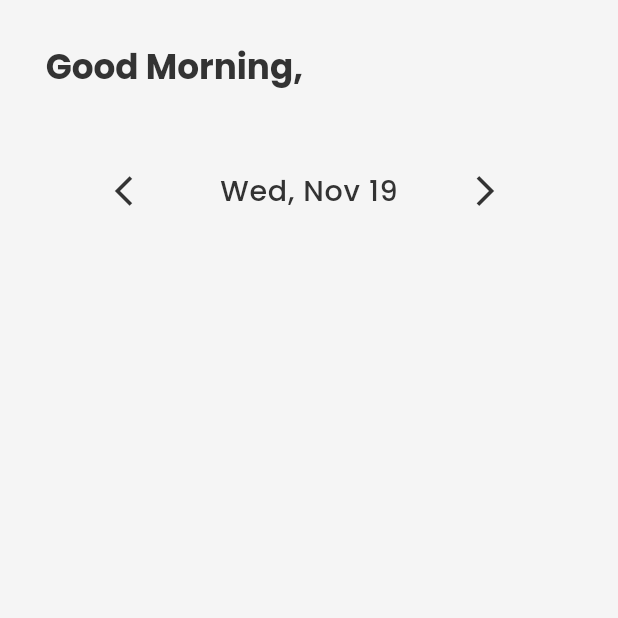
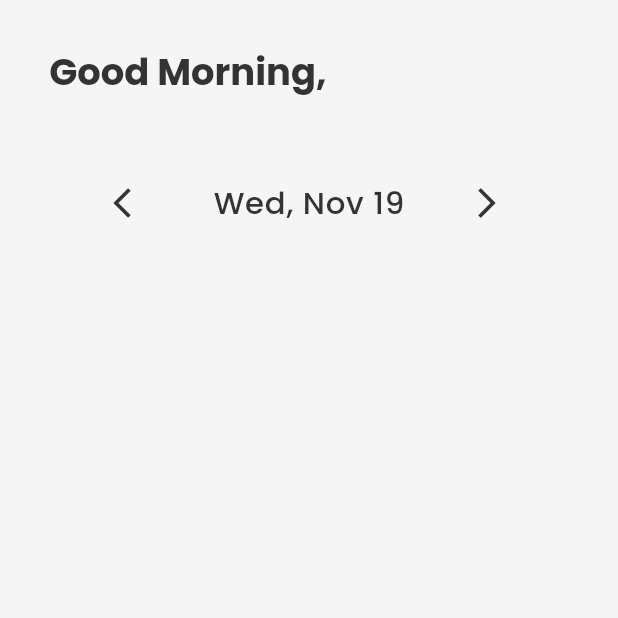
Before and after one commit to AhmedSherif15794/todays_tasks, a Flutter app: the HomeView screen opened by its route, on a phone screen of 412 x 824 dp, the top half of it. Run offline on Flutter 3.47's test engine with Material 3 defaults, Android fonts, the phone set to English and light mode, and no system bars; our stand-ins replace flutter_bloc, flutter_screenutil, flutter_svg, google_fonts, shared_preferences; accounts and stored records are empty; generated files the repository leaves out were written again; statements that could not run were skipped.

Commit message:
feat: enhance UI responsiveness and logging for home view

```diff
--- a/lib/UI/home/home_view.dart
+++ b/lib/UI/home/home_view.dart
@@ -1,3 +1,5 @@
+import 'dart:developer';
+
 import 'package:flutter/material.dart';
 import 'package:flutter_bloc/flutter_bloc.dart';
 import 'package:flutter_screenutil/flutter_screenutil.dart';
@@ -20,6 +22,7 @@ class _HomeViewState extends State<HomeView> {
   Widget build(BuildContext context) {
     // var themeProvider = Provider.of<AppThemeProvider>(context);
     // var languageProvider = Provider.of<AppLanguageProvider>(context);
+    log("orientation = ${MediaQuery.of(context).orientation}");
     return Scaffold(
       // appBar: AppBar(
       //   title: Text(AppLocalizations.of(context)!.todays_tasks),
@@ -60,7 +63,7 @@ class _HomeViewState extends State<HomeView> {
             padding: EdgeInsets.all(32.r),
             child: Column(
               spacing: 16.h,
-              crossAxisAlignment: CrossAxisAlignment.stretch,
+              crossAxisAlignment: CrossAxisAlignment.start,
               children: [
                 // welcome text
                 BlocSelector<HomeViewModel, HomeStates, HomeInitialState>(
--- a/lib/main.dart
+++ b/lib/main.dart
@@ -36,12 +36,17 @@ class MyApp extends StatelessWidget {
   Widget build(BuildContext context) {
     var themeProvider = Provider.of<AppThemeProvider>(context);
     var languageProvider = Provider.of<AppLanguageProvider>(context);
+
     return ScreenUtilInit(
-      designSize: Size(411.4, 866.3),
+      designSize: Size(392.7, 803.6),
       minTextAdapt: true,
       splitScreenMode: true,
+      useInheritedMediaQuery: true,
+
       builder:
-          (context, child) => MaterialApp(
+          (context, child) => OrientationBuilder(
+            builder:
+                (context, orientation) => MaterialApp(
                   title: "Todays Tasks",
                   // routes
                   routes: {
@@ -49,17 +54,21 @@ class MyApp extends StatelessWidget {
                     AppRoutes.onboarding: (context) => OnboardingView(),
                   },
                   initialRoute:
-                isOnboardingOpened ? AppRoutes.homeView : AppRoutes.onboarding,
+                      isOnboardingOpened
+                          ? AppRoutes.homeView
+                          : AppRoutes.onboarding,
 
                   // Theme
                   themeMode: themeProvider.themeMode,
-            theme: AppTheme.lightTheme,
-            darkTheme: AppTheme.darkTheme,
+                  theme: AppTheme.lightTheme(),
+                  darkTheme: AppTheme.darkTheme(),
 
                   // localization
                   locale: languageProvider.appLocale,
-            localizationsDelegates: AppLocalizations.localizationsDelegates,
+                  localizationsDelegates:
+                      AppLocalizations.localizationsDelegates,
                   supportedLocales: AppLocalizations.supportedLocales,
+                ),
           ),
     );
   }
--- a/lib/utils/app_styles.dart
+++ b/lib/utils/app_styles.dart
@@ -7,108 +7,108 @@ class AppStyles {
   // bold
 
   // bold 24
-  static TextStyle bold24Black = GoogleFonts.poppins(
+  static TextStyle bold24Black() => GoogleFonts.poppins(
     fontSize: 24.sp,
     fontWeight: FontWeight.bold,
     color: AppColors.lightTextPrimaryColor,
   );
-  static TextStyle bold24White = GoogleFonts.poppins(
+  static TextStyle bold24White() => GoogleFonts.poppins(
     fontSize: 24.sp,
     fontWeight: FontWeight.bold,
     color: AppColors.darkTextPrimaryColor,
   );
-  static TextStyle bold24LightGrey = GoogleFonts.poppins(
+  static TextStyle bold24LightGrey() => GoogleFonts.poppins(
     fontSize: 24.sp,
     fontWeight: FontWeight.bold,
     color: AppColors.lightTextSecondaryColor,
   );
-  static TextStyle bold24darkGrey = GoogleFonts.poppins(
+  static TextStyle bold24darkGrey() => GoogleFonts.poppins(
     fontSize: 24.sp,
     fontWeight: FontWeight.bold,
     color: AppColors.darkTextSecondaryColor,
   );
 
   // bold 22
-  static TextStyle bold22Black = GoogleFonts.poppins(
+  static TextStyle bold22Black() => GoogleFonts.poppins(
     fontSize: 22.sp,
     fontWeight: FontWeight.bold,
     color: AppColors.lightTextPrimaryColor,
   );
-  static TextStyle bold22White = GoogleFonts.poppins(
+  static TextStyle bold22White() => GoogleFonts.poppins(
     fontSize: 22.sp,
     fontWeight: FontWeight.bold,
     color: AppColors.darkTextPrimaryColor,
   );
-  static TextStyle bold22LightGrey = GoogleFonts.poppins(
+  static TextStyle bold22LightGrey() => GoogleFonts.poppins(
     fontSize: 22.sp,
     fontWeight: FontWeight.bold,
     color: AppColors.lightTextSecondaryColor,
   );
-  static TextStyle bold22darkGrey = GoogleFonts.poppins(
+  static TextStyle bold22darkGrey() => GoogleFonts.poppins(
     fontSize: 22.sp,
     fontWeight: FontWeight.bold,
     color: AppColors.darkTextSecondaryColor,
   );
 
   // bold 20
-  static TextStyle bold20Black = GoogleFonts.poppins(
+  static TextStyle bold20Black() => GoogleFonts.poppins(
     fontSize: 20.sp,
     fontWeight: FontWeight.bold,
     color: AppColors.lightTextPrimaryColor,
   );
-  static TextStyle bold20White = GoogleFonts.poppins(
+  static TextStyle bold20White() => GoogleFonts.poppins(
     fontSize: 20.sp,
     fontWeight: FontWeight.bold,
     color: AppColors.darkTextPrimaryColor,
   );
-  static TextStyle bold20LightGrey = GoogleFonts.poppins(
+  static TextStyle bold20LightGrey() => GoogleFonts.poppins(
     fontSize: 20.sp,
     fontWeight: FontWeight.bold,
     color: AppColors.lightTextSecondaryColor,
   );
-  static TextStyle bold20darkGrey = GoogleFonts.poppins(
+  static TextStyle bold20darkGrey() => GoogleFonts.poppins(
     fontSize: 20.sp,
     fontWeight: FontWeight.bold,
     color: AppColors.darkTextSecondaryColor,
   );
   // bold 18
-  static TextStyle bold18Black = GoogleFonts.poppins(
+  static TextStyle bold18Black() => GoogleFonts.poppins(
     fontSize: 18.sp,
     fontWeight: FontWeight.bold,
     color: AppColors.lightTextPrimaryColor,
   );
-  static TextStyle bold18White = GoogleFonts.poppins(
+  static TextStyle bold18White() => GoogleFonts.poppins(
     fontSize: 18.sp,
     fontWeight: FontWeight.bold,
     color: AppColors.darkTextPrimaryColor,
   );
-  static TextStyle bold18LightGrey = GoogleFonts.poppins(
+  static TextStyle bold18LightGrey() => GoogleFonts.poppins(
     fontSize: 18.sp,
     fontWeight: FontWeight.bold,
     color: AppColors.lightTextSecondaryColor,
   );
-  static TextStyle bold18darkGrey = GoogleFonts.poppins(
+  static TextStyle bold18darkGrey() => GoogleFonts.poppins(
     fontSize: 18.sp,
     fontWeight: FontWeight.bold,
     color: AppColors.darkTextSecondaryColor,
   );
   // bold 16
-  static TextStyle bold16Black = GoogleFonts.poppins(
+  static TextStyle bold16Black() => GoogleFonts.poppins(
     fontSize: 16.sp,
     fontWeight: FontWeight.bold,
     color: AppColors.lightTextPrimaryColor,
   );
-  static TextStyle bold16White = GoogleFonts.poppins(
+  static TextStyle bold16White() => GoogleFonts.poppins(
     fontSize: 16.sp,
     fontWeight: FontWeight.bold,
     color: AppColors.darkTextPrimaryColor,
   );
-  static TextStyle bold16LightGrey = GoogleFonts.poppins(
+  static TextStyle bold16LightGrey() => GoogleFonts.poppins(
     fontSize: 16.sp,
     fontWeight: FontWeight.bold,
     color: AppColors.lightTextSecondaryColor,
   );
-  static TextStyle bold16darkGrey = GoogleFonts.poppins(
+  static TextStyle bold16darkGrey() => GoogleFonts.poppins(
     fontSize: 16.sp,
     fontWeight: FontWeight.bold,
     color: AppColors.darkTextSecondaryColor,
@@ -117,86 +117,86 @@ class AppStyles {
   // medium
 
   // medium 22
-  static TextStyle medium22Black = GoogleFonts.poppins(
+  static TextStyle medium22Black() => GoogleFonts.poppins(
     fontSize: 22.sp,
     fontWeight: FontWeight.w500,
     color: AppColors.lightTextPrimaryColor,
   );
-  static TextStyle medium22White = GoogleFonts.poppins(
+  static TextStyle medium22White() => GoogleFonts.poppins(
     fontSize: 22.sp,
     fontWeight: FontWeight.w500,
     color: AppColors.darkTextPrimaryColor,
   );
-  static TextStyle medium22LightGrey = GoogleFonts.poppins(
+  static TextStyle medium22LightGrey() => GoogleFonts.poppins(
     fontSize: 22.sp,
     fontWeight: FontWeight.w500,
     color: AppColors.lightTextSecondaryColor,
   );
-  static TextStyle medium22darkGrey = GoogleFonts.poppins(
+  static TextStyle medium22darkGrey() => GoogleFonts.poppins(
     fontSize: 22.sp,
     fontWeight: FontWeight.w500,
     color: AppColors.darkTextSecondaryColor,
   );
 
   // medium 20
-  static TextStyle medium20Black = GoogleFonts.poppins(
+  static TextStyle medium20Black() => GoogleFonts.poppins(
     fontSize: 20.sp,
     fontWeight: FontWeight.w500,
     color: AppColors.lightTextPrimaryColor,
   );
-  static TextStyle medium20White = GoogleFonts.poppins(
+  static TextStyle medium20White() => GoogleFonts.poppins(
     fontSize: 20.sp,
     fontWeight: FontWeight.w500,
     color: AppColors.darkTextPrimaryColor,
   );
-  static TextStyle medium20LightGrey = GoogleFonts.poppins(
+  static TextStyle medium20LightGrey() => GoogleFonts.poppins(
     fontSize: 20.sp,
     fontWeight: FontWeight.w500,
     color: AppColors.lightTextSecondaryColor,
   );
-  static TextStyle medium20darkGrey = GoogleFonts.poppins(
+  static TextStyle medium20darkGrey() => GoogleFonts.poppins(
     fontSize: 20.sp,
     fontWeight: FontWeight.w500,
     color: AppColors.darkTextSecondaryColor,
   );
   // medium 18
-  static TextStyle medium18Black = GoogleFonts.poppins(
+  static TextStyle medium18Black() => GoogleFonts.poppins(
     fontSize: 18.sp,
     fontWeight: FontWeight.w500,
     color: AppColors.lightTextPrimaryColor,
   );
-  static TextStyle medium18White = GoogleFonts.poppins(
+  static TextStyle medium18White() => GoogleFonts.poppins(
     fontSize: 18.sp,
     fontWeight: FontWeight.w500,
     color: AppColors.darkTextPrimaryColor,
   );
-  static TextStyle medium18LightGrey = GoogleFonts.poppins(
+  static TextStyle medium18LightGrey() => GoogleFonts.poppins(
     fontSize: 18.sp,
     fontWeight: FontWeight.w500,
     color: AppColors.lightTextSecondaryColor,
   );
-  static TextStyle medium18darkGrey = GoogleFonts.poppins(
+  static TextStyle medium18darkGrey() => GoogleFonts.poppins(
     fontSize: 18.sp,
     fontWeight: FontWeight.w500,
     color: AppColors.darkTextSecondaryColor,
   );
   // medium 16
-  static TextStyle medium16Black = GoogleFonts.poppins(
+  static TextStyle medium16Black() => GoogleFonts.poppins(
     fontSize: 16.sp,
     fontWeight: FontWeight.w500,
     color: AppColors.lightTextPrimaryColor,
   );
-  static TextStyle medium16White = GoogleFonts.poppins(
+  static TextStyle medium16White() => GoogleFonts.poppins(
     fontSize: 16.sp,
     fontWeight: FontWeight.w500,
     color: AppColors.darkTextPrimaryColor,
   );
-  static TextStyle medium16LightGrey = GoogleFonts.poppins(
+  static TextStyle medium16LightGrey() => GoogleFonts.poppins(
     fontSize: 16.sp,
     fontWeight: FontWeight.w500,
     color: AppColors.lightTextSecondaryColor,
   );
-  static TextStyle medium16darkGrey = GoogleFonts.poppins(
+  static TextStyle medium16darkGrey() => GoogleFonts.poppins(
     fontSize: 16.sp,
     fontWeight: FontWeight.w500,
     color: AppColors.darkTextSecondaryColor,
--- a/lib/utils/app_theme.dart
+++ b/lib/utils/app_theme.dart
@@ -6,7 +6,7 @@ import 'package:todays_tasks/utils/app_styles.dart';
 
 class AppTheme {
   // light
-  static ThemeData lightTheme = ThemeData(
+  static ThemeData lightTheme() => ThemeData(
     scaffoldBackgroundColor: AppColors.lightBackgroundColor,
     primaryColor: AppColors.lightPrimaryColor,
     primaryColorDark: AppColors.lightTextPrimaryColor,
@@ -45,24 +45,26 @@ class AppTheme {
       //   borderColor: AppColors.red,
       //   radius: 8.r,
       // ),
-      hintStyle: AppStyles.medium16LightGrey.copyWith(color: AppColors.border),
+      hintStyle: AppStyles.medium16LightGrey().copyWith(
+        color: AppColors.border,
+      ),
     ),
 
     textTheme: TextTheme(
-      headlineLarge: AppStyles.bold24Black,
-      headlineMedium: AppStyles.bold20Black,
-      headlineSmall: AppStyles.bold16Black,
-      bodyLarge: AppStyles.medium20Black,
-      bodyMedium: AppStyles.medium18Black,
-      bodySmall: AppStyles.medium16Black,
-      labelLarge: AppStyles.medium22LightGrey,
-      labelMedium: AppStyles.medium20LightGrey,
-      labelSmall: AppStyles.medium16LightGrey,
+      headlineLarge: AppStyles.bold24Black(),
+      headlineMedium: AppStyles.bold20Black(),
+      headlineSmall: AppStyles.bold16Black(),
+      bodyLarge: AppStyles.medium20Black(),
+      bodyMedium: AppStyles.medium18Black(),
+      bodySmall: AppStyles.medium16Black(),
+      labelLarge: AppStyles.medium22LightGrey(),
+      labelMedium: AppStyles.medium20LightGrey(),
+      labelSmall: AppStyles.medium16LightGrey(),
     ),
   );
 
   // dark
-  static ThemeData darkTheme = ThemeData(
+  static ThemeData darkTheme() => ThemeData(
     scaffoldBackgroundColor: AppColors.darkBackgroundColor,
     primaryColor: AppColors.darkPrimaryColor,
     primaryColorDark: AppColors.darkTextPrimaryColor,
@@ -99,19 +101,19 @@ class AppTheme {
       //   borderColor: AppColors.red,
       //   radius: 8.r,
       // ),
-      hintStyle: AppStyles.medium16darkGrey,
+      hintStyle: AppStyles.medium16darkGrey(),
     ),
 
     textTheme: TextTheme(
-      headlineLarge: AppStyles.bold24White,
-      headlineMedium: AppStyles.bold20White,
-      headlineSmall: AppStyles.bold16White,
-      bodyLarge: AppStyles.medium20White,
-      bodyMedium: AppStyles.medium18White,
-      bodySmall: AppStyles.medium16White,
-      labelLarge: AppStyles.medium22darkGrey,
-      labelMedium: AppStyles.medium20darkGrey,
-      labelSmall: AppStyles.medium16darkGrey,
+      headlineLarge: AppStyles.bold24White(),
+      headlineMedium: AppStyles.bold20White(),
+      headlineSmall: AppStyles.bold16White(),
+      bodyLarge: AppStyles.medium20White(),
+      bodyMedium: AppStyles.medium18White(),
+      bodySmall: AppStyles.medium16White(),
+      labelLarge: AppStyles.medium22darkGrey(),
+      labelMedium: AppStyles.medium20darkGrey(),
+      labelSmall: AppStyles.medium16darkGrey(),
     ),
   );
 }
```
Lines whose indentation alone changed are shown as unchanged.
